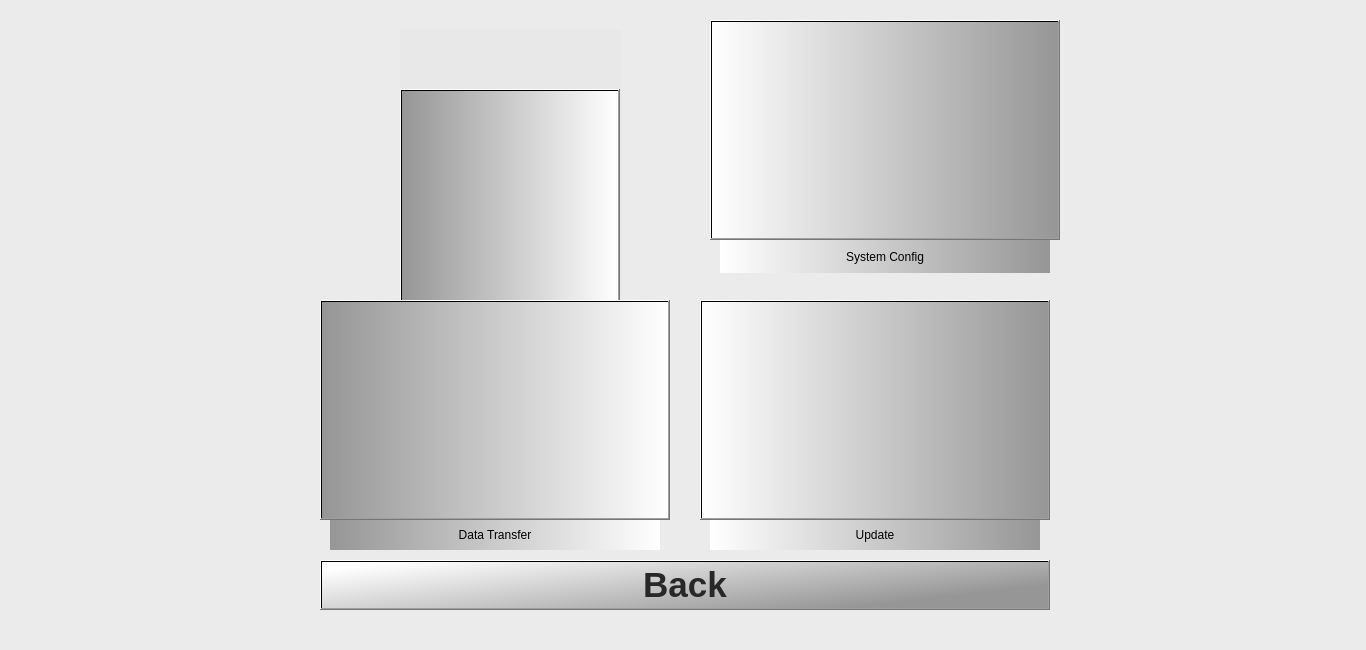
Before: the Qt Designer form settings.ui in gurpartap007/qtmop, drawn with Qt 5.
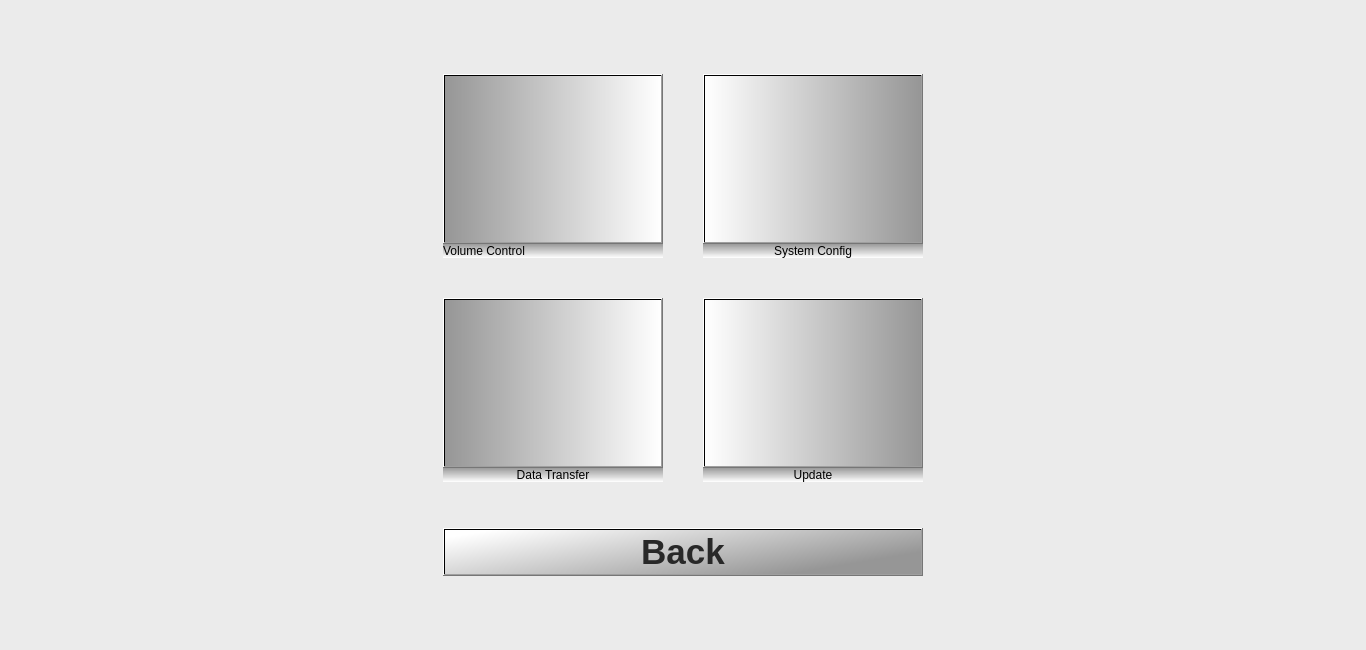
After: the same form once the commit is applied. Icons and pictures are not drawn.

Commit message: Solution added to prevent going of pop window in background of current window

```diff
--- a/settings.ui
+++ b/settings.ui
@@ -16,66 +16,57 @@
   <property name="styleSheet">
    <string notr="true">background-color: qlineargradient(spread:pad, x1:0, y1:0, x1:0, y1:0, stop:0 rgba(230, 230, 230, 130), stop:1 rgba(255, 255, 255, 255));</string>
   </property>
-  <widget class="QPushButton" name="system_config">
-   <property name="geometry">
-    <rect>
-     <x>710</x>
-     <y>20</y>
-     <width>350</width>
-     <height>220</height>
-    </rect>
-   </property>
-   <property name="sizePolicy">
-    <sizepolicy hsizetype="MinimumExpanding" vsizetype="MinimumExpanding">
-     <horstretch>0</horstretch>
-     <verstretch>0</verstretch>
-    </sizepolicy>
-   </property>
-   <property name="minimumSize">
+  <layout class="QHBoxLayout" name="horizontalLayout_5">
+   <item>
+    <spacer name="horizontalSpacer">
+     <property name="orientation">
+      <enum>Qt::Horizontal</enum>
+     </property>
+     <property name="sizeHint" stdset="0">
     <size>
-     <width>220</width>
-     <height>220</height>
-    </size>
-   </property>
-   <property name="maximumSize">
+       <width>40</width>
+       <height>20</height>
+      </size>
+     </property>
+    </spacer>
+   </item>
+   <item>
+    <layout class="QVBoxLayout" name="verticalLayout_5">
+     <item>
+      <spacer name="verticalSpacer_6">
+       <property name="orientation">
+        <enum>Qt::Vertical</enum>
+       </property>
+       <property name="sizeHint" stdset="0">
     <size>
-     <width>435</width>
-     <height>156</height>
-    </size>
-   </property>
-   <property name="autoFillBackground">
-    <bool>false</bool>
-   </property>
-   <property name="styleSheet">
-    <string notr="true">QPushButton:pressed{background-color: rgb(179, 179, 179); }
-QPushButton{background-color: qlineargradient(spread:pad, x1:0, y1:0, x2:1, y2:0, stop:1 rgba(150, 150, 150, 255), stop:0 rgba(255, 255, 255, 255));}
-</string>
-   </property>
-   <property name="text">
-    <string/>
-   </property>
-   <property name="icon">
-    <iconset resource="icons.qrc">
-     <normaloff>:/images/system_config.png</normaloff>:/images/system_config.png</iconset>
-   </property>
-   <property name="iconSize">
-    <size>
-     <width>200</width>
-     <height>200</height>
-    </size>
-   </property>
-  </widget>
-  <widget class="QPushButton" name="data_transfer">
-   <property name="geometry">
-    <rect>
-     <x>320</x>
-     <y>300</y>
-     <width>350</width>
-     <height>220</height>
-    </rect>
-   </property>
+         <width>20</width>
+         <height>40</height>
+        </size>
+       </property>
+      </spacer>
+     </item>
+     <item>
+      <layout class="QGridLayout" name="gridLayout">
+       <property name="spacing">
+        <number>10</number>
+       </property>
+       <item row="0" column="0">
+        <layout class="QVBoxLayout" name="verticalLayout">
+         <property name="spacing">
+          <number>0</number>
+         </property>
+         <property name="sizeConstraint">
+          <enum>QLayout::SetFixedSize</enum>
+         </property>
+         <item>
+          <layout class="QHBoxLayout" name="horizontalLayout_2">
+           <property name="sizeConstraint">
+            <enum>QLayout::SetDefaultConstraint</enum>
+           </property>
+           <item>
+            <widget class="QPushButton" name="vol_control">
    <property name="sizePolicy">
-    <sizepolicy hsizetype="MinimumExpanding" vsizetype="MinimumExpanding">
+              <sizepolicy hsizetype="Fixed" vsizetype="Fixed">
      <horstretch>0</horstretch>
      <verstretch>0</verstretch>
     </sizepolicy>
@@ -83,13 +74,13 @@
    <property name="minimumSize">
     <size>
      <width>220</width>
-     <height>220</height>
+               <height>170</height>
     </size>
    </property>
    <property name="maximumSize">
     <size>
-     <width>435</width>
-     <height>156</height>
+               <width>220</width>
+               <height>170</height>
     </size>
    </property>
    <property name="autoFillBackground">
@@ -108,22 +99,57 @@
    </property>
    <property name="iconSize">
     <size>
-     <width>200</width>
-     <height>200</height>
+               <width>180</width>
+               <height>150</height>
     </size>
    </property>
   </widget>
+           </item>
+          </layout>
+         </item>
+         <item>
+          <widget class="QLabel" name="label">
+           <property name="sizePolicy">
+            <sizepolicy hsizetype="MinimumExpanding" vsizetype="Fixed">
+             <horstretch>0</horstretch>
+             <verstretch>0</verstretch>
+            </sizepolicy>
+           </property>
+           <property name="maximumSize">
+            <size>
+             <width>16777215</width>
+             <height>33</height>
+            </size>
+           </property>
+           <property name="styleSheet">
+            <string notr="true">font: 20pt &quot;Sans Serif&quot;;
+color: rgb(0, 0, 0);
+background-color: rgb(230, 230, 230);
+background-color: qlineargradient(spread:pad, x1:0, y1:0, x2:1, y2:0, stop:1 rgba(150, 150, 150, 255), stop:0 rgba(255, 255, 255, 255));
+background-color: qlineargradient(spread:pad, x2:1, y1:1, x1:1, y2:0, stop:1 rgba(150, 150, 150, 240), stop:0 rgba(255, 255, 255, 255));
+</string>
+           </property>
+           <property name="text">
+            <string>Volume Control</string>
+           </property>
+          </widget>
+         </item>
+        </layout>
+       </item>
+       <item row="3" column="2">
+        <layout class="QVBoxLayout" name="verticalLayout_4">
+         <property name="spacing">
+          <number>0</number>
+         </property>
+         <property name="sizeConstraint">
+          <enum>QLayout::SetFixedSize</enum>
+         </property>
+         <item>
+          <layout class="QHBoxLayout" name="horizontalLayout_4">
+           <item>
   <widget class="QPushButton" name="update">
-   <property name="geometry">
-    <rect>
-     <x>700</x>
-     <y>300</y>
-     <width>350</width>
-     <height>220</height>
-    </rect>
-   </property>
    <property name="sizePolicy">
-    <sizepolicy hsizetype="MinimumExpanding" vsizetype="MinimumExpanding">
+              <sizepolicy hsizetype="Fixed" vsizetype="Fixed">
      <horstretch>0</horstretch>
      <verstretch>0</verstretch>
     </sizepolicy>
@@ -131,13 +157,13 @@
    <property name="minimumSize">
     <size>
      <width>220</width>
-     <height>220</height>
+               <height>170</height>
     </size>
    </property>
    <property name="maximumSize">
     <size>
-     <width>435</width>
-     <height>156</height>
+               <width>220</width>
+               <height>170</height>
     </size>
    </property>
    <property name="autoFillBackground">
@@ -157,88 +183,16 @@
    </property>
    <property name="iconSize">
     <size>
-     <width>200</width>
-     <height>180</height>
+               <width>180</width>
+               <height>150</height>
     </size>
    </property>
   </widget>
-  <widget class="QLabel" name="select_route_label_2">
-   <property name="geometry">
-    <rect>
-     <x>720</x>
-     <y>240</y>
-     <width>330</width>
-     <height>33</height>
-    </rect>
-   </property>
-   <property name="sizePolicy">
-    <sizepolicy hsizetype="MinimumExpanding" vsizetype="Fixed">
-     <horstretch>0</horstretch>
-     <verstretch>0</verstretch>
-    </sizepolicy>
-   </property>
-   <property name="maximumSize">
-    <size>
-     <width>435</width>
-     <height>33</height>
-    </size>
-   </property>
-   <property name="styleSheet">
-    <string notr="true">font: 20pt &quot;Sans Serif&quot;;
-color: rgb(0, 0, 0);
-background-color: rgb(230, 230, 230);
-background-color: qlineargradient(spread:pad, x1:0, y1:0, x2:1, y2:0, stop:1 rgba(150, 150, 150, 255), stop:0 rgba(255, 255, 255, 255));</string>
-   </property>
-   <property name="text">
-    <string>System Config</string>
-   </property>
-   <property name="alignment">
-    <set>Qt::AlignCenter</set>
-   </property>
-  </widget>
-  <widget class="QLabel" name="select_route_label_3">
-   <property name="geometry">
-    <rect>
-     <x>330</x>
-     <y>520</y>
-     <width>330</width>
-     <height>30</height>
-    </rect>
-   </property>
-   <property name="sizePolicy">
-    <sizepolicy hsizetype="MinimumExpanding" vsizetype="Fixed">
-     <horstretch>0</horstretch>
-     <verstretch>0</verstretch>
-    </sizepolicy>
-   </property>
-   <property name="maximumSize">
-    <size>
-     <width>435</width>
-     <height>33</height>
-    </size>
-   </property>
-   <property name="styleSheet">
-    <string notr="true">font: 20pt &quot;Sans Serif&quot;;
-color: rgb(0, 0, 0);
-background-color: rgb(230, 230, 230);
-background-color: qlineargradient(spread:pad, x1:0, y1:0, x2:1, y2:0, stop:0 rgba(150, 150, 150, 255), stop:1 rgba(255, 255, 255, 255));</string>
-   </property>
-   <property name="text">
-    <string>Data Transfer</string>
-   </property>
-   <property name="alignment">
-    <set>Qt::AlignCenter</set>
-   </property>
-  </widget>
+           </item>
+          </layout>
+         </item>
+         <item>
   <widget class="QLabel" name="select_route_label_4">
-   <property name="geometry">
-    <rect>
-     <x>710</x>
-     <y>520</y>
-     <width>330</width>
-     <height>30</height>
-    </rect>
-   </property>
    <property name="sizePolicy">
     <sizepolicy hsizetype="MinimumExpanding" vsizetype="Fixed">
      <horstretch>0</horstretch>
@@ -255,7 +209,9 @@
     <string notr="true">font: 20pt &quot;Sans Serif&quot;;
 color: rgb(0, 0, 0);
 background-color: rgb(230, 230, 230);
-background-color: qlineargradient(spread:pad, x1:0, y1:0, x2:1, y2:0, stop:1 rgba(150, 150, 150, 255), stop:0 rgba(255, 255, 255, 255));</string>
+background-color: qlineargradient(spread:pad, x1:0, y1:0, x2:1, y2:0, stop:1 rgba(150, 150, 150, 255), stop:0 rgba(255, 255, 255, 255));
+background-color: qlineargradient(spread:pad, x2:1, y1:1, x1:1, y2:0, stop:1 rgba(150, 150, 150, 240), stop:0 rgba(255, 255, 255, 255));
+</string>
    </property>
    <property name="text">
     <string>Update</string>
@@ -264,15 +220,251 @@
     <set>Qt::AlignCenter</set>
    </property>
   </widget>
+         </item>
+         <item>
+          <spacer name="verticalSpacer_5">
+           <property name="orientation">
+            <enum>Qt::Vertical</enum>
+           </property>
+           <property name="sizeHint" stdset="0">
+            <size>
+             <width>20</width>
+             <height>40</height>
+            </size>
+           </property>
+          </spacer>
+         </item>
+        </layout>
+       </item>
+       <item row="3" column="0">
+        <layout class="QVBoxLayout" name="verticalLayout_3">
+         <property name="spacing">
+          <number>0</number>
+         </property>
+         <property name="sizeConstraint">
+          <enum>QLayout::SetFixedSize</enum>
+         </property>
+         <item>
+          <layout class="QHBoxLayout" name="horizontalLayout_3">
+           <item>
+            <widget class="QPushButton" name="data_transfer">
+             <property name="sizePolicy">
+              <sizepolicy hsizetype="Fixed" vsizetype="Fixed">
+               <horstretch>0</horstretch>
+               <verstretch>0</verstretch>
+              </sizepolicy>
+             </property>
+             <property name="minimumSize">
+              <size>
+               <width>220</width>
+               <height>170</height>
+              </size>
+             </property>
+             <property name="maximumSize">
+              <size>
+               <width>220</width>
+               <height>170</height>
+              </size>
+             </property>
+             <property name="autoFillBackground">
+              <bool>false</bool>
+             </property>
+             <property name="styleSheet">
+              <string notr="true">QPushButton:pressed{background-color: rgb(179, 179, 179); }
+QPushButton{background-color: qlineargradient(spread:pad, x1:0, y1:0, x2:1, y2:0, stop:0 rgba(150, 150, 150, 255), stop:1 rgba(255, 255, 255, 255));}</string>
+             </property>
+             <property name="text">
+              <string/>
+             </property>
+             <property name="icon">
+              <iconset resource="icons.qrc">
+               <normaloff>:/images/data_transfer_black.png</normaloff>:/images/data_transfer_black.png</iconset>
+             </property>
+             <property name="iconSize">
+              <size>
+               <width>180</width>
+               <height>150</height>
+              </size>
+             </property>
+            </widget>
+           </item>
+          </layout>
+         </item>
+         <item>
+          <widget class="QLabel" name="select_route_label_3">
+           <property name="sizePolicy">
+            <sizepolicy hsizetype="MinimumExpanding" vsizetype="Fixed">
+             <horstretch>0</horstretch>
+             <verstretch>0</verstretch>
+            </sizepolicy>
+           </property>
+           <property name="maximumSize">
+            <size>
+             <width>435</width>
+             <height>33</height>
+            </size>
+           </property>
+           <property name="styleSheet">
+            <string notr="true">font: 20pt &quot;Sans Serif&quot;;
+color: rgb(0, 0, 0);
+background-color: rgb(230, 230, 230);
+background-color: qlineargradient(spread:pad, x1:0, y1:0, x2:1, y2:0, stop:0 rgba(150, 150, 150, 255), stop:1 rgba(255, 255, 255, 255));
+background-color: qlineargradient(spread:pad, x2:1, y1:1, x1:1, y2:0, stop:1 rgba(150, 150, 150, 240), stop:0 rgba(255, 255, 255, 255));
+</string>
+           </property>
+           <property name="text">
+            <string>Data Transfer</string>
+           </property>
+           <property name="alignment">
+            <set>Qt::AlignCenter</set>
+           </property>
+          </widget>
+         </item>
+         <item>
+          <spacer name="verticalSpacer_4">
+           <property name="orientation">
+            <enum>Qt::Vertical</enum>
+           </property>
+           <property name="sizeHint" stdset="0">
+            <size>
+             <width>20</width>
+             <height>40</height>
+            </size>
+           </property>
+          </spacer>
+         </item>
+        </layout>
+       </item>
+       <item row="0" column="2">
+        <layout class="QVBoxLayout" name="verticalLayout_2">
+         <property name="spacing">
+          <number>0</number>
+         </property>
+         <property name="sizeConstraint">
+          <enum>QLayout::SetFixedSize</enum>
+         </property>
+         <item>
+          <layout class="QHBoxLayout" name="horizontalLayout">
+           <item>
+            <widget class="QPushButton" name="system_config">
+             <property name="sizePolicy">
+              <sizepolicy hsizetype="Fixed" vsizetype="Fixed">
+               <horstretch>0</horstretch>
+               <verstretch>0</verstretch>
+              </sizepolicy>
+             </property>
+             <property name="minimumSize">
+              <size>
+               <width>220</width>
+               <height>170</height>
+              </size>
+             </property>
+             <property name="maximumSize">
+              <size>
+               <width>220</width>
+               <height>170</height>
+              </size>
+             </property>
+             <property name="autoFillBackground">
+              <bool>false</bool>
+             </property>
+             <property name="styleSheet">
+              <string notr="true">QPushButton:pressed{background-color: rgb(179, 179, 179); }
+QPushButton{background-color: qlineargradient(spread:pad, x1:0, y1:0, x2:1, y2:0, stop:1 rgba(150, 150, 150, 255), stop:0 rgba(255, 255, 255, 255));}
+</string>
+             </property>
+             <property name="text">
+              <string/>
+             </property>
+             <property name="icon">
+              <iconset resource="icons.qrc">
+               <normaloff>:/images/system_config.png</normaloff>:/images/system_config.png</iconset>
+             </property>
+             <property name="iconSize">
+              <size>
+               <width>180</width>
+               <height>150</height>
+              </size>
+             </property>
+            </widget>
+           </item>
+          </layout>
+         </item>
+         <item>
+          <widget class="QLabel" name="select_route_label_2">
+           <property name="sizePolicy">
+            <sizepolicy hsizetype="MinimumExpanding" vsizetype="Fixed">
+             <horstretch>0</horstretch>
+             <verstretch>0</verstretch>
+            </sizepolicy>
+           </property>
+           <property name="maximumSize">
+            <size>
+             <width>435</width>
+             <height>33</height>
+            </size>
+           </property>
+           <property name="styleSheet">
+            <string notr="true">font: 20pt &quot;Sans Serif&quot;;
+color: rgb(0, 0, 0);
+background-color: rgb(230, 230, 230);
+background-color: qlineargradient(spread:pad, x1:0, y1:0, x2:1, y2:0, stop:1 rgba(150, 150, 150, 255), stop:0 rgba(255, 255, 255, 255));
+background-color: qlineargradient(spread:pad, x2:1, y1:1, x1:1, y2:0, stop:1 rgba(150, 150, 150, 240), stop:0 rgba(255, 255, 255, 255));
+</string>
+           </property>
+           <property name="text">
+            <string>System Config</string>
+           </property>
+           <property name="alignment">
+            <set>Qt::AlignCenter</set>
+           </property>
+          </widget>
+         </item>
+        </layout>
+       </item>
+       <item row="1" column="0">
+        <spacer name="verticalSpacer_2">
+         <property name="orientation">
+          <enum>Qt::Vertical</enum>
+         </property>
+         <property name="sizeHint" stdset="0">
+          <size>
+           <width>20</width>
+           <height>30</height>
+          </size>
+         </property>
+        </spacer>
+       </item>
+       <item row="1" column="2">
+        <spacer name="verticalSpacer_3">
+         <property name="orientation">
+          <enum>Qt::Vertical</enum>
+         </property>
+         <property name="sizeHint" stdset="0">
+          <size>
+           <width>20</width>
+           <height>30</height>
+          </size>
+         </property>
+        </spacer>
+       </item>
+       <item row="0" column="1">
+        <spacer name="horizontalSpacer_3">
+         <property name="orientation">
+          <enum>Qt::Horizontal</enum>
+         </property>
+         <property name="sizeHint" stdset="0">
+          <size>
+           <width>30</width>
+           <height>20</height>
+          </size>
+         </property>
+        </spacer>
+       </item>
+      </layout>
+     </item>
+     <item>
   <widget class="QPushButton" name="settings_back_button">
-   <property name="geometry">
-    <rect>
-     <x>320</x>
-     <y>560</y>
-     <width>730</width>
-     <height>50</height>
-    </rect>
-   </property>
    <property name="font">
     <font>
      <pointsize>26</pointsize>
@@ -295,105 +487,36 @@
     <string>Back</string>
    </property>
   </widget>
-  <widget class="QWidget" name="">
-   <property name="geometry">
-    <rect>
-     <x>400</x>
-     <y>30</y>
-     <width>222</width>
-     <height>341</height>
-    </rect>
-   </property>
-   <layout class="QVBoxLayout" name="verticalLayout">
+     </item>
     <item>
-     <widget class="QPushButton" name="vol_control">
-      <property name="sizePolicy">
-       <sizepolicy hsizetype="MinimumExpanding" vsizetype="Minimum">
-        <horstretch>0</horstretch>
-        <verstretch>0</verstretch>
-       </sizepolicy>
-      </property>
-      <property name="minimumSize">
+      <spacer name="verticalSpacer">
+       <property name="orientation">
+        <enum>Qt::Vertical</enum>
+       </property>
+       <property name="sizeHint" stdset="0">
        <size>
-        <width>220</width>
-        <height>220</height>
-       </size>
-      </property>
-      <property name="maximumSize">
-       <size>
-        <width>220</width>
-        <height>156</height>
-       </size>
-      </property>
-      <property name="autoFillBackground">
-       <bool>false</bool>
-      </property>
-      <property name="styleSheet">
-       <string notr="true">QPushButton:pressed{background-color: rgb(179, 179, 179); }
-QPushButton{background-color: qlineargradient(spread:pad, x1:0, y1:0, x2:1, y2:0, stop:0 rgba(150, 150, 150, 255), stop:1 rgba(255, 255, 255, 255));}</string>
-      </property>
-      <property name="text">
-       <string/>
-      </property>
-      <property name="icon">
-       <iconset resource="icons.qrc">
-        <normaloff>:/images/vol_control_black.png</normaloff>:/images/vol_control_black.png</iconset>
-      </property>
-      <property name="iconSize">
-       <size>
-        <width>200</width>
-        <height>200</height>
-       </size>
-      </property>
-     </widget>
-    </item>
+         <width>20</width>
+         <height>40</height>
+        </size>
+       </property>
+      </spacer>
+     </item>
+    </layout>
+   </item>
     <item>
-     <widget class="QLabel" name="select_route_label">
-      <property name="sizePolicy">
-       <sizepolicy hsizetype="MinimumExpanding" vsizetype="Fixed">
-        <horstretch>0</horstretch>
-        <verstretch>0</verstretch>
-       </sizepolicy>
-      </property>
-      <property name="minimumSize">
+    <spacer name="horizontalSpacer_2">
+     <property name="orientation">
+      <enum>Qt::Horizontal</enum>
+     </property>
+     <property name="sizeHint" stdset="0">
        <size>
-        <width>220</width>
-        <height>33</height>
-       </size>
-      </property>
-      <property name="maximumSize">
-       <size>
-        <width>435</width>
-        <height>33</height>
-       </size>
-      </property>
-      <property name="styleSheet">
-       <string notr="true">font: 20pt &quot;Sans Serif&quot;;
-color: rgb(0, 0, 0);
-background-color: rgb(230, 230, 230);
-background-color: qlineargradient(spread:pad, x1:0, y1:0, x2:1, y2:0, stop:0 rgba(150, 150, 150, 255), stop:1 rgba(255, 255, 255, 255));</string>
-      </property>
-      <property name="text">
-       <string>Volume Control</string>
-      </property>
-      <property name="alignment">
-       <set>Qt::AlignCenter</set>
-      </property>
-     </widget>
-    </item>
-   </layout>
-   <zorder>select_route_label</zorder>
-   <zorder>vol_control</zorder>
-  </widget>
-  <zorder>select_route_label</zorder>
-  <zorder>vol_control</zorder>
-  <zorder>system_config</zorder>
-  <zorder>data_transfer</zorder>
-  <zorder>update</zorder>
-  <zorder>select_route_label_2</zorder>
-  <zorder>select_route_label_3</zorder>
-  <zorder>select_route_label_4</zorder>
-  <zorder>settings_back_button</zorder>
+       <width>40</width>
+       <height>20</height>
+      </size>
+     </property>
+    </spacer>
+   </item>
+  </layout>
  </widget>
  <resources>
   <include location="icons.qrc"/>
```
Left out of the diff: 2 changed lines with no effect on the pictures. Lines whose indentation alone changed are shown as unchanged. The commit also changes 4 other files.
